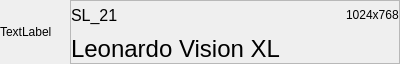
Old version of the form leonardo_ai/view/model_item.ui in the repository rainu/krita-leonardo-ai.
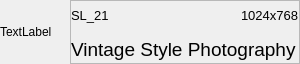
New version of the form.

Commit message: reorganize ui (remove tab view)

The edit to the form file:
```diff
--- a/leonardo_ai/view/model_item.ui
+++ b/leonardo_ai/view/model_item.ui
@@ -6,7 +6,7 @@
    <rect>
     <x>0</x>
     <y>0</y>
-    <width>400</width>
+    <width>300</width>
     <height>64</height>
    </rect>
   </property>
@@ -16,6 +16,12 @@
     <height>64</height>
    </size>
   </property>
+  <property name="maximumSize">
+   <size>
+    <width>300</width>
+    <height>16777215</height>
+   </size>
+  </property>
   <property name="windowTitle">
    <string>Form</string>
   </property>
@@ -59,7 +65,7 @@
      <property name="frameShadow">
       <enum>QFrame::Raised</enum>
      </property>
-     <layout class="QGridLayout" name="gridLayout">
+     <layout class="QVBoxLayout" name="verticalLayout">
       <property name="leftMargin">
        <number>0</number>
       </property>
@@ -72,11 +78,35 @@
       <property name="bottomMargin">
        <number>0</number>
       </property>
-      <item row="0" column="0">
+      <item>
+       <widget class="QFrame" name="frame_2">
+        <property name="frameShape">
+         <enum>QFrame::NoFrame</enum>
+        </property>
+        <property name="frameShadow">
+         <enum>QFrame::Plain</enum>
+        </property>
+        <layout class="QHBoxLayout" name="horizontalLayout_2">
+         <property name="spacing">
+          <number>0</number>
+         </property>
+         <property name="leftMargin">
+          <number>0</number>
+         </property>
+         <property name="topMargin">
+          <number>0</number>
+         </property>
+         <property name="rightMargin">
+          <number>0</number>
+         </property>
+         <property name="bottomMargin">
+          <number>0</number>
+         </property>
+         <item alignment="Qt::AlignLeft">
        <widget class="QLabel" name="lblBase">
         <property name="font">
          <font>
-          <pointsize>12</pointsize>
+             <pointsize>10</pointsize>
          </font>
         </property>
         <property name="text">
@@ -84,22 +114,30 @@
         </property>
        </widget>
       </item>
-      <item row="0" column="1" alignment="Qt::AlignRight">
+         <item alignment="Qt::AlignRight">
        <widget class="QLabel" name="lblModelDim">
+           <property name="font">
+            <font>
+             <pointsize>10</pointsize>
+            </font>
+           </property>
         <property name="text">
          <string>1024x768</string>
         </property>
        </widget>
       </item>
-      <item row="1" column="0">
+        </layout>
+       </widget>
+      </item>
+      <item>
        <widget class="QLabel" name="lblName">
         <property name="font">
          <font>
-          <pointsize>18</pointsize>
+          <pointsize>14</pointsize>
          </font>
         </property>
         <property name="text">
-         <string>Leonardo Vision XL</string>
+         <string>Vintage Style Photography</string>
         </property>
        </widget>
       </item>
```
Lines whose indentation alone changed are shown as unchanged. The commit also changes 7 other files.
